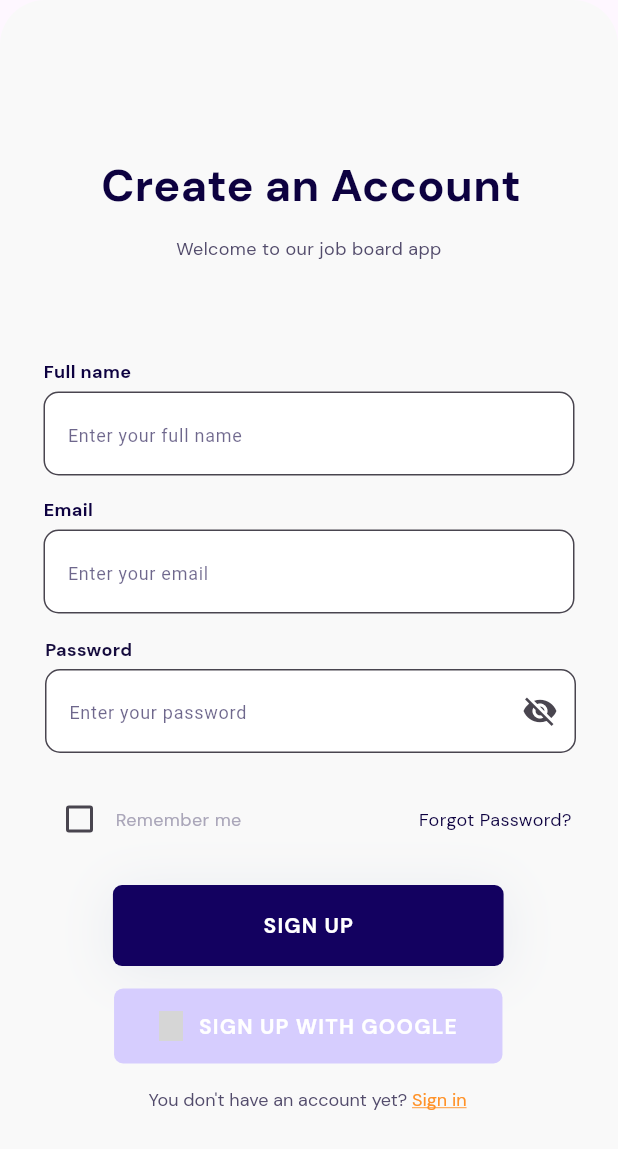
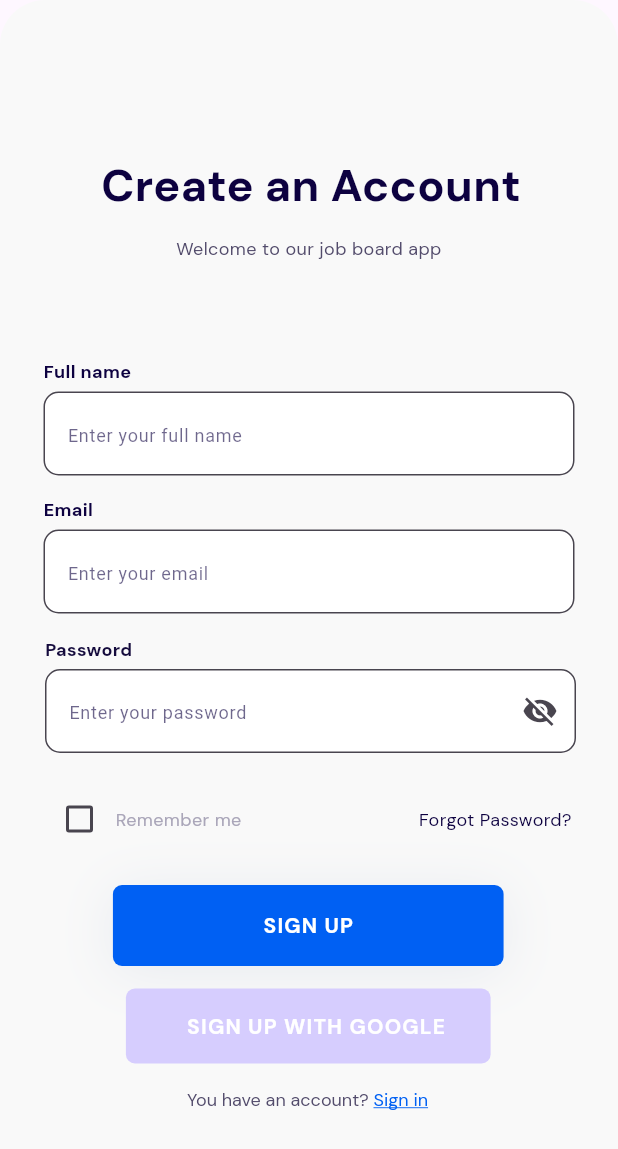
Before and after one commit to Hermankate/group7zrepo, a Flutter app: the SignUp screen opened directly, on a phone screen of 412 x 824 dp. Shown: the top 1149 px of the screen. Run offline on Flutter 3.47's test engine with Material 3 defaults, Android fonts, the phone set to English and light mode, and no system bars; our stand-ins replace cloud_firestore, firebase_auth, firebase_core, firebase_messaging, flutter_svg, font_awesome_flutter and 3 more; missing offline and left inert: .dart, googleapis; accounts and stored records are empty; project files that could hold a hidden picture were left out; key blocks and very long unbroken strings in the code were emptied for the run; grey boxes are pictures that could not be loaded.

Commit message:
working on ui

```diff
--- a/lib/pages/auth/sign_up_page.dart
+++ b/lib/pages/auth/sign_up_page.dart
@@ -800,7 +800,7 @@ class _SignUpState extends State<SignUp> {
                 margin: EdgeInsets.fromLTRB(0, 0, 2, 15),
                 decoration: BoxDecoration(
                   borderRadius: BorderRadius.circular(6),
-                  color: Color(0xFF130160),
+                  color: Color.fromRGBO(0, 96, 243, 1),
                   boxShadow: [
                     BoxShadow(
                       color: Color(0x2E99ABC6),
@@ -870,11 +870,11 @@ class _SignUpState extends State<SignUp> {
                   child: Row(
                     mainAxisSize: MainAxisSize.min,
                     children: [
-                      Image.asset(
-                        'assets/images/google_1.png',
-                        width: 15.8,
-                        height: 20,
-                      ),
+                      // Image.asset(
+                      //   'assets/images/google_1.png',
+                      //   width: 5,
+                      //   height: 5,
+                      // ),
                       SizedBox(width: 10.4),
                       Text(
                         'SIGN UP WITH GOOGLE',
@@ -902,7 +902,7 @@ class _SignUpState extends State<SignUp> {
                     ),
                     children: [
                       TextSpan(
-                        text: 'You don\'t have an account yet? ',
+                        text: 'You have an account? ',
                         style: GoogleFonts.getFont(
                           'DM Sans',
                           fontWeight: FontWeight.w400,
@@ -918,8 +918,8 @@ class _SignUpState extends State<SignUp> {
                           fontSize: 12,
                           decoration: TextDecoration.underline,
                           height: 1.3,
-                          color: Color(0xFFFF9228),
-                          decorationColor: Color(0xFFFF9228),
+                          color: Color.fromRGBO(0, 96, 243, 1),
+                          decorationColor: Color.fromRGBO(0, 96, 243, 1),
                         ),
                         recognizer: TapGestureRecognizer()
                           ..onTap = () {
```
